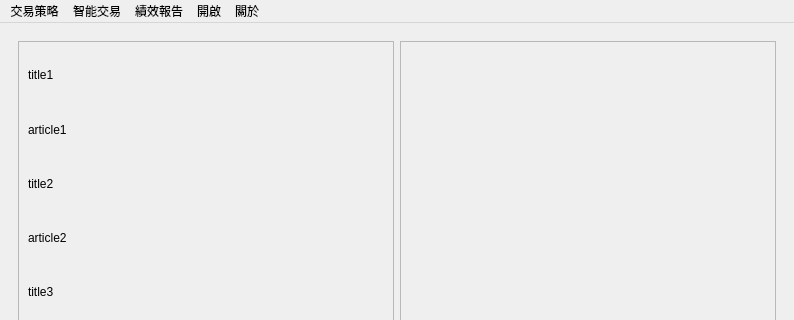
First picture: the form in New_UI_for_edit.ui, repository allen93075/Winner, before the edit; both pictures show x 0 to 794 and y 0 to 320 of the 794 by 638 pixel window.
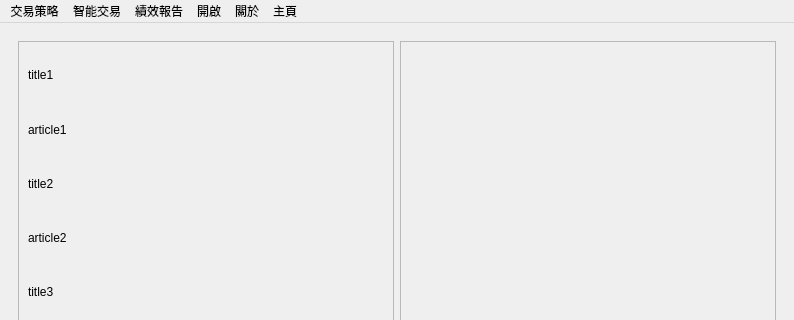
Second picture: the form after the edit. Icons and pictures are not drawn.

Commit message: add "Home" to menubar

Patch:
```diff
--- a/New_UI_for_edit.ui
+++ b/New_UI_for_edit.ui
@@ -291,11 +291,18 @@
     <addaction name="actionAbout"/>
     <addaction name="actionAboutMC"/>
    </widget>
+   <widget class="QMenu" name="menuHome">
+    <property name="title">
+     <string>主頁</string>
+    </property>
+    <addaction name="actionHomepage"/>
+   </widget>
    <addaction name="menu_Strategy"/>
    <addaction name="menu_AI"/>
    <addaction name="menu_Reports"/>
    <addaction name="menuOpen"/>
    <addaction name="menu_About"/>
+   <addaction name="menuHome"/>
   </widget>
   <widget class="QStatusBar" name="statusbar"/>
   <action name="actionRF_2">
```
Left out of the diff: 5 changed lines with no effect on the pictures. The commit also changes 1 other file.
